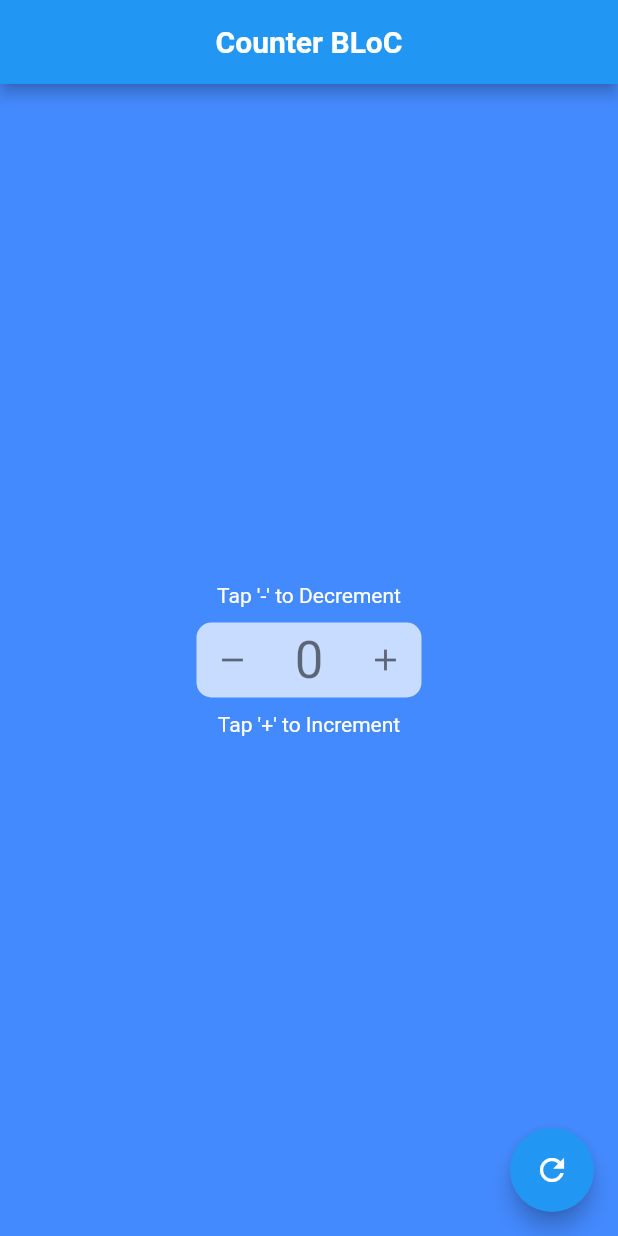
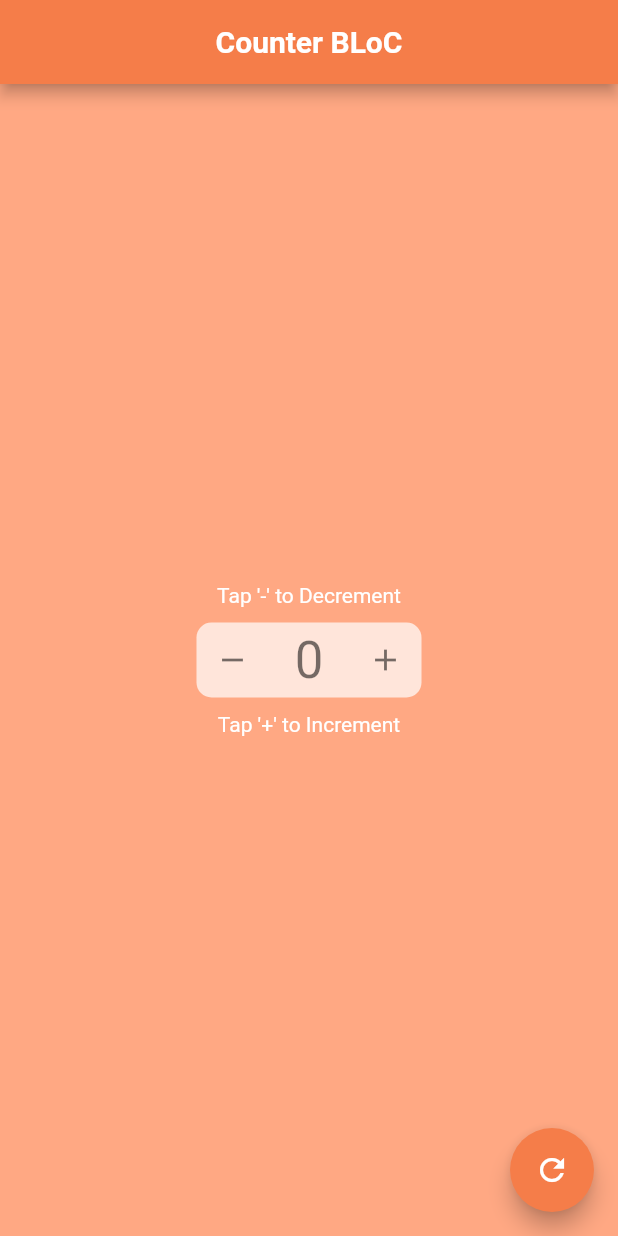
Before and after one commit to Sensornyy/Counter-BLoC, a Flutter app: the screen it shows after launch, on a phone screen of 412 x 824 dp. Run offline on Flutter 3.47's test engine with Material 2 defaults, Android fonts, the phone set to English and light mode, and no system bars; our stand-ins replace bloc, equatable, flutter_bloc.

Commit message:
Colors changed

```diff
--- a/lib/pages/counter_page.dart
+++ b/lib/pages/counter_page.dart
@@ -25,9 +25,9 @@ class _CounterText extends StatelessWidget {
       return const FlutterLogo(size: 150);
     } else if (state is CounterLoadedState) {
       return Scaffold(
-        backgroundColor: Colors.blueAccent,
+        backgroundColor: const Color(0xFFFFA883),
         appBar: AppBar(
-          backgroundColor: Colors.blue,
+          backgroundColor: const Color(0xFFF57D49),
           centerTitle: true,
           title: Text(
             'Counter BLoC',
@@ -35,6 +35,7 @@ class _CounterText extends StatelessWidget {
           ),
         ),
         floatingActionButton: FloatingActionButton(
+          backgroundColor: const Color(0xFFF57D49),
             onPressed: () =>
                 context.read<CounterBloc>().add(CounterResetEvent()),
             child: Icon(Icons.refresh)),
```
